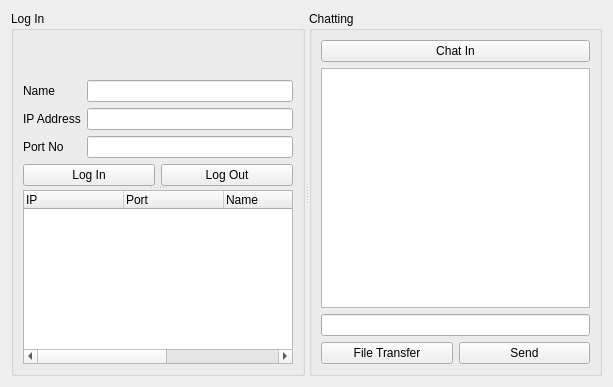
Before: the Qt Designer form ChatClient.ui in juyeon6454/Customer-management_Qt, drawn with Qt 5.
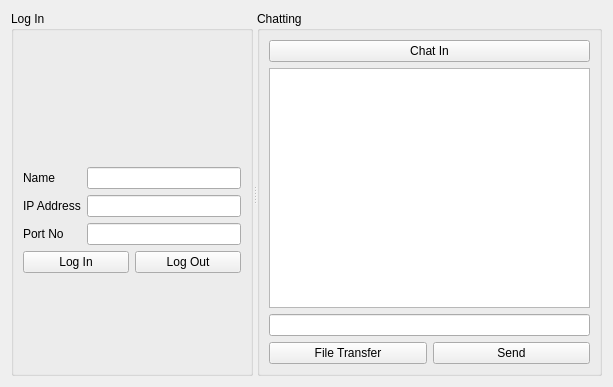
After: the same form once the commit is applied.

What changed in the file:
```diff
--- a/ChatClient.ui
+++ b/ChatClient.ui
@@ -23,24 +23,24 @@
       <property name="title">
        <string>Log In</string>
       </property>
-      <layout class="QGridLayout" name="gridLayout_2">
-       <item row="0" column="0">
+      <layout class="QVBoxLayout" name="verticalLayout_4">
+       <item>
         <spacer name="verticalSpacer">
          <property name="orientation">
           <enum>Qt::Vertical</enum>
          </property>
          <property name="sizeType">
-          <enum>QSizePolicy::Minimum</enum>
+          <enum>QSizePolicy::Preferred</enum>
          </property>
          <property name="sizeHint" stdset="0">
           <size>
-           <width>20</width>
-           <height>20</height>
+           <width>17</width>
+           <height>120</height>
           </size>
          </property>
         </spacer>
        </item>
-       <item row="1" column="0">
+       <item>
         <widget class="QLabel" name="label_pic">
          <property name="maximumSize">
           <size>
@@ -56,14 +56,9 @@
          </property>
         </widget>
        </item>
-       <item row="2" column="0">
-        <widget class="QSplitter" name="splitter_2">
-         <property name="orientation">
-          <enum>Qt::Vertical</enum>
-         </property>
-         <widget class="QWidget" name="layoutWidget">
-          <layout class="QGridLayout" name="gridLayout">
-           <item row="0" column="0">
+       <item>
+        <layout class="QVBoxLayout" name="verticalLayout_3">
+         <item>
             <layout class="QFormLayout" name="logformLayout">
              <item row="0" column="0">
               <widget class="QLabel" name="nameLabel">
@@ -72,6 +67,9 @@
                </property>
               </widget>
              </item>
+           <item row="0" column="1">
+            <widget class="QLineEdit" name="nameLineEdit"/>
+           </item>
              <item row="1" column="0">
               <widget class="QLabel" name="ipAddressLabel">
                <property name="text">
@@ -92,12 +90,11 @@
              <item row="2" column="1">
               <widget class="QLineEdit" name="portNumLineEdit"/>
              </item>
-             <item row="0" column="1">
-              <widget class="QLineEdit" name="nameLineEdit"/>
-             </item>
-            </layout>
-           </item>
-           <item row="1" column="0">
+          </layout>
+         </item>
+         <item>
+          <layout class="QVBoxLayout" name="verticalLayout">
+           <item>
             <layout class="QHBoxLayout" name="logPushButtonLayout">
              <item>
               <widget class="QPushButton" name="logInPushButton">
@@ -116,45 +113,24 @@
             </layout>
            </item>
           </layout>
-         </widget>
-         <widget class="QTreeWidget" name="treeWidget">
-          <column>
-           <property name="text">
-            <string>IP</string>
-           </property>
-          </column>
-          <column>
-           <property name="text">
-            <string>Port</string>
-           </property>
-          </column>
-          <column>
-           <property name="text">
-            <string>Name</string>
-           </property>
-          </column>
-          <column>
-           <property name="text">
-            <string>Message</string>
-           </property>
-          </column>
-          <column>
-           <property name="text">
-            <string>Time</string>
-           </property>
-          </column>
-          <column>
-           <property name="text">
-            <string/>
-           </property>
-          </column>
-          <column>
-           <property name="text">
-            <string/>
-           </property>
-          </column>
-         </widget>
-        </widget>
+         </item>
+        </layout>
+       </item>
+       <item>
+        <spacer name="verticalSpacer_2">
+         <property name="orientation">
+          <enum>Qt::Vertical</enum>
+         </property>
+         <property name="sizeType">
+          <enum>QSizePolicy::MinimumExpanding</enum>
+         </property>
+         <property name="sizeHint" stdset="0">
+          <size>
+           <width>20</width>
+           <height>91</height>
+          </size>
+         </property>
+        </spacer>
        </item>
       </layout>
      </widget>
```
Lines whose indentation alone changed are shown as unchanged.
